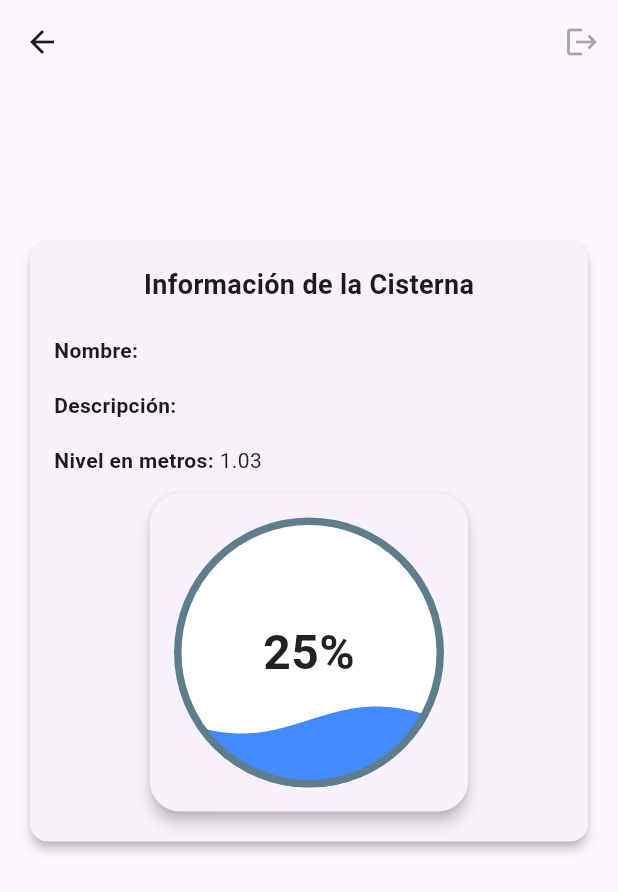
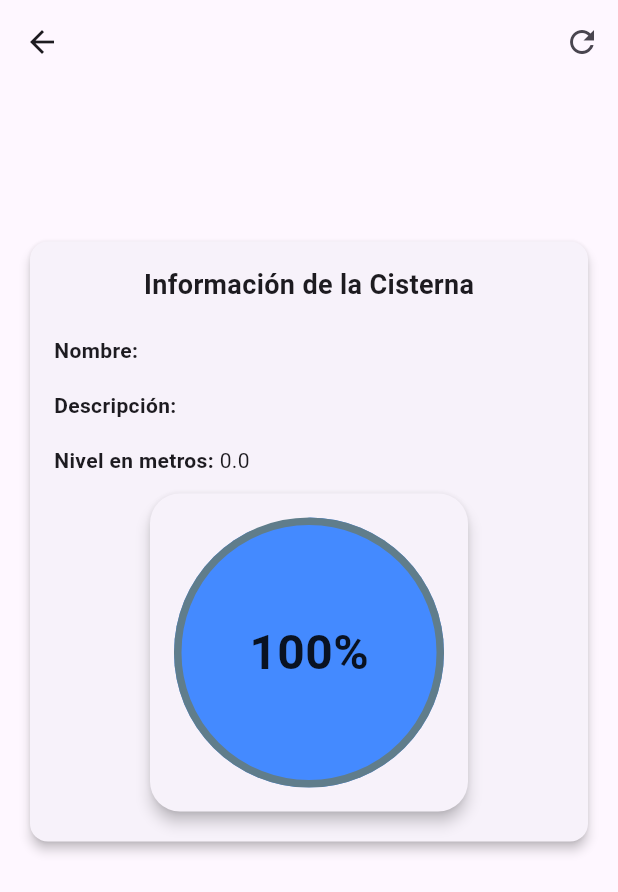
Before and after one commit to kaan-0/cisterna_app, a Flutter app: the CisternaDetailPage screen opened directly with empty values, on a phone screen of 412 x 824 dp. Shown: the top 892 px of the screen. Run offline on Flutter 3.47's test engine with Material 3 defaults, Android fonts, the phone set to English and light mode, and no system bars; our stand-ins replace dio, liquid_progress_indicator_v2; accounts and stored records are empty; network calls fail.

Commit message:
feat:a agregar funcionalidad de medicion con porcentaje de llenado

```diff
--- /dev/null
+++ b/lib/data/models/cisterna_detail.dart
@@ -0,0 +1,43 @@
+class CisternaDetail {
+    final DateTime fecha;
+    final int id;
+    final int cisternaId;
+    final double nivel;
+    final int eth;
+    final String cod;
+    final dynamic createdAt;
+    final dynamic updatedAt;
+
+    CisternaDetail({
+        required this.fecha,
+        required this.id,
+        required this.cisternaId,
+        required this.nivel,
+        required this.eth,
+        required this.cod,
+        required this.createdAt,
+        required this.updatedAt,
+    });
+
+    factory CisternaDetail.fromJson(Map<String, dynamic> json) => CisternaDetail(
+        fecha: DateTime.parse(json["fecha"]),
+        id: json["id"],
+        cisternaId: json["cisterna_id"],
+        nivel: (json["nivel"] as num).toDouble(),
+        eth: json["eth"],
+        cod: json["cod"],
+        createdAt: json["created_at"],
+        updatedAt: json["updated_at"],
+    );
+
+    Map<String, dynamic> toJson() => {
+        "fecha": fecha.toIso8601String(),
+        "id": id,
+        "cisterna_id": cisternaId,
+        "nivel": nivel,
+        "eth": eth,
+        "cod": cod,
+        "created_at": createdAt,
+        "updated_at": updatedAt,
+    };
+}
--- /dev/null
+++ b/lib/data/models/cisterna_dimensiones.dart
@@ -0,0 +1,110 @@
+// class CisternaDimensiones {
+//     final int id;
+//     final dynamic radioBase;
+//     final int base;
+//     final int ancho;
+//     final dynamic radioCono;
+//     final dynamic radioSuperiorCono;
+//     final int altura;
+//     final int sitioId;
+//     final int tipoId;
+//     final DateTime createdAt;
+//     final DateTime updatedAt;
+
+//     CisternaDimensiones({
+//         required this.id,
+//         required this.radioBase,
+//         required this.base,
+//         required this.ancho,
+//         required this.radioCono,
+//         required this.radioSuperiorCono,
+//         required this.altura,
+//         required this.sitioId,
+//         required this.tipoId,
+//         required this.createdAt,
+//         required this.updatedAt,
+//     });
+
+//     factory CisternaDimensiones.fromJson(Map<String, dynamic> json) => CisternaDimensiones(
+//         id: json["id"],
+//         radioBase: json["radio_base"],
+//         base: json["base"],
+//         ancho: json["ancho"],
+//         radioCono: json["radio_cono"],
+//         radioSuperiorCono: json["radio_superior_cono"],
+//         altura: json["altura"],
+//         sitioId: json["sitio_id"],
+//         tipoId: json["tipo_id"],
+//         createdAt: DateTime.parse(json["created_at"]),
+//         updatedAt: DateTime.parse(json["updated_at"]),
+//     );
+
+//     Map<String, dynamic> toJson() => {
+//         "id": id,
+//         "radio_base": radioBase,
+//         "base": base,
+//         "ancho": ancho,
+//         "radio_cono": radioCono,
+//         "radio_superior_cono": radioSuperiorCono,
+//         "altura": altura,
+//         "sitio_id": sitioId,
+//         "tipo_id": tipoId,
+//         "created_at": createdAt.toIso8601String(),
+//         "updated_at": updatedAt.toIso8601String(),
+//     };
+// }
+class CisternaDimensiones {
+  final int id;
+  final int? radioBase; // Cambiado de dynamic a int?
+  final int? base;      // Cambiado de int a int?
+  final int? ancho;     // Cambiado de int a int?
+  final int? radioCono; // Cambiado de dynamic a int?
+  final int? radioSuperiorCono; // Cambiado de dynamic a int?
+  final int? altura;    // Cambiado de int a int? (por si acaso)
+  final int sitioId;
+  final int tipoId;
+  final DateTime createdAt;
+  final DateTime updatedAt;
+
+  CisternaDimensiones({
+    required this.id,
+    this.radioBase,
+    this.base,
+    this.ancho,
+    this.radioCono,
+    this.radioSuperiorCono,
+    this.altura,
+    required this.sitioId,
+    required this.tipoId,
+    required this.createdAt,
+    required this.updatedAt,
+  });
+
+  factory CisternaDimensiones.fromJson(Map<String, dynamic> json) => CisternaDimensiones(
+    id: json["id"] as int? ?? 0, // Valor por defecto
+    radioBase: json["radio_base"] as int?,
+    base: json["base"] as int?,
+    ancho: json["ancho"] as int?,
+    radioCono: json["radio_cono"] as int?,
+    radioSuperiorCono: json["radio_superior_cono"] as int?,
+    altura: json["altura"] as int?, // Puede ser null
+    sitioId: json["sitio_id"] as int? ?? 0,
+    tipoId: json["tipo_id"] as int? ?? 0,
+    createdAt: DateTime.parse(json["created_at"] as String? ?? "2025-01-01"),
+    updatedAt: DateTime.parse(json["updated_at"] as String? ?? "2025-01-01"),
+  );
+
+  Map<String, dynamic> toJson() => {
+    "id": id,
+    "radio_base": radioBase,
+    "base": base,
+    "ancho": ancho,
+    "radio_cono": radioCono,
+    "radio_superior_cono": radioSuperiorCono,
+    "altura": altura,
+    "sitio_id": sitioId,
+    "tipo_id": tipoId,
+    "created_at": createdAt.toIso8601String(),
+    "updated_at": updatedAt.toIso8601String(),
+  };
+}
--- a/lib/presentation/cisternas/cisterna_detail_page.dart
+++ b/lib/presentation/cisternas/cisterna_detail_page.dart
@@ -1,7 +1,10 @@
 // cisterna_detail_page.dart
+import 'package:cisterna_app/logic/cisternas_provider.dart';
+import 'package:provider/provider.dart';
 import 'package:flutter/material.dart';
 import 'package:liquid_progress_indicator_v2/liquid_progress_indicator.dart';
 import '../../data/models/cisterna.dart';
+
 
 
 class CisternaDetailPage extends StatefulWidget {
@@ -15,12 +18,61 @@ class CisternaDetailPage extends StatefulWidget {
 
 class _CisternaDetailPageState extends State<CisternaDetailPage> {
 
-   double nivelPorcentaje = 0.25; // 72% traer de api el nivel de llenado y calcular porcentaje
-   double nivelLlenado = 1.03;//nivel viene en metros
+    @override
+  void initState() {
+    super.initState();
+    WidgetsBinding.instance.addPostFrameCallback((_) {
+      _loadUltimoDato();
+    });
+  }
 
+  void _loadUltimoDato() {
+    final provider = Provider.of<CisternasProvider>(context, listen: false);
+    provider.loadUltimoDato(widget.cisterna.id);
+    provider.loadAltura(widget.cisterna.id);
+
+  }
+
+  // void _loadAltura() {
+  //   final provider2 = Provider.of<CisternasProvider>(context, listen: false);
+  //   provider2.loadAltura(widget.cisterna.id);
+
+  // }
+
+   @override
+  void didChangeDependencies() {
+    super.didChangeDependencies();
+
+  }
+
+  double _calcularPorcentaje(double nivelMetros, double alturaMaxima) {
+
+    alturaMaxima=alturaMaxima/100;
+
+    // print(nivelMetros);
+    // print(alturaMaxima);
+    // print((nivelMetros / alturaMaxima).clamp(0.0, 1.0));
+
+     return (nivelMetros / alturaMaxima).clamp(0.0, 1.0);
+
+  }
 
   @override
   Widget build(BuildContext context) {
+    final provider = Provider.of<CisternasProvider>(context);
+    // final provider2 = Provider.of<CisternasProvider>(context);
+
+    final ultimoDato = provider.ultimoDato;
+    final altura = provider.datoAltura;
+    print(altura);
+
+    final double nivelLlenado = ultimoDato?.nivel ?? 0.0;
+
+    final double alturaMaxima = (altura?.altura ?? 0).toDouble();
+
+    final double nivelPorcentaje = _calcularPorcentaje(nivelLlenado,alturaMaxima);
+
+
     return Scaffold(
       appBar: AppBar(
         title: Text(
@@ -28,8 +80,9 @@ class _CisternaDetailPageState extends State<CisternaDetailPage> {
           ),
         actions: [
           IconButton(
-            onPressed: null,
-            icon: Icon(Icons.logout),
+           onPressed: _loadUltimoDato,
+            icon: const Icon(Icons.refresh),
+            tooltip: 'Actualizar',
             ),
         ],
 
```
Also changed, not shown: lib/data/services/cisternas_service.dart (+26 -2 lines), lib/logic/cisternas_provider.dart (+61 -5 lines).
